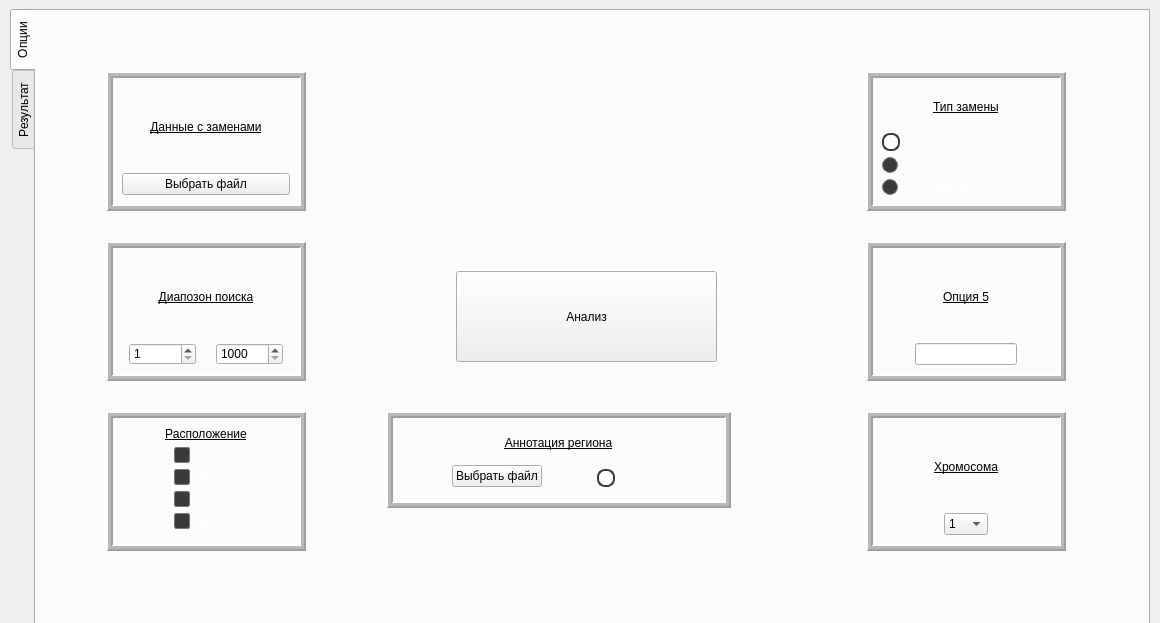
Above: windows/MAIN/mainwindow.ui from furanocoumarins/GCAT before the change. Below: the same form after it.
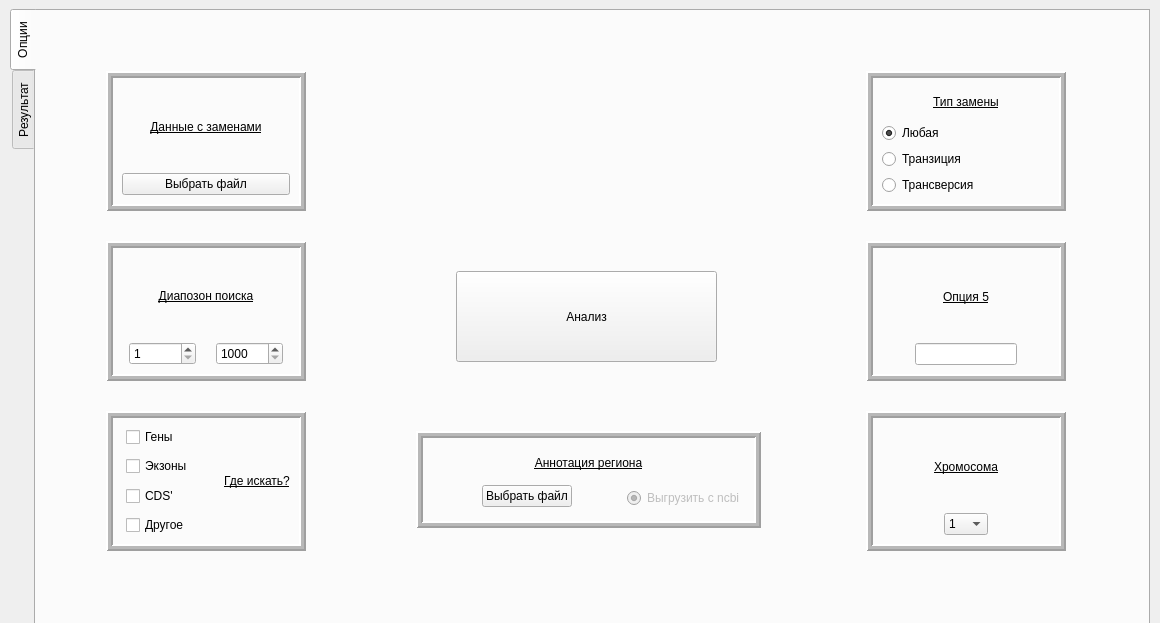
That is the form after the change. The open tabs and pages were chosen to show the change. Icons and pictures are not drawn.

Patch:
```diff
--- a/windows/MAIN/mainwindow.ui
+++ b/windows/MAIN/mainwindow.ui
@@ -30,50 +30,7 @@
     <normaloff>../../assets/icon.png</normaloff>../../assets/icon.png</iconset>
   </property>
   <property name="styleSheet">
-   <string notr="true">QCheckBox {
-    color: #ffffff;
-    spacing: 6px;
-}
-QCheckBox::indicator {
-    width: 14px;
-    height: 14px;
-    border: 1px solid #777777;
-    background-color: #3a3a3a;
-    border-radius: 2px;
-}
-QCheckBox::indicator:hover {
-    border: 1px solid #ffffff;
-    background-color: #4a4a4a;
-}
-QCheckBox::indicator:checked {
-    background-color: #ffffff;   
-    border: 2px solid #3a3a3a; 
-}
-QCheckBox::indicator:checked:hover {
-    background-color: #4a4a4a;
-    border: 1px solid #ffffff;
-}
-
-QRadioButton {
-    color: #ffffff;
-    spacing: 6px;
-}
-QRadioButton::indicator {
-    width: 14px;
-    height: 14px;
-    border: 1px solid #777777;
-	border-radius: 8px; 
-    background-color: #3a3a3a;
-}
-QRadioButton::indicator:hover {
-    border: 1px solid #ffffff;
-    background-color: #4a4a4a;
-}
-QRadioButton::indicator:checked {
-    background-color: #ffffff;   
-    border: 2px solid #3a3a3a; 
-}
-</string>
+   <string notr="true"/>
   </property>
   <widget class="QWidget" name="centralwidget">
    <layout class="QGridLayout" name="gridLayout_2">
@@ -157,16 +114,6 @@
          <number>3</number>
         </property>
         <layout class="QVBoxLayout" name="SourceOfSearch_lay">
-         <item>
-          <widget class="QLabel" name="SourceSDeearch_lay">
-           <property name="text">
-            <string>&lt;html&gt;&lt;head/&gt;&lt;body&gt;&lt;p align=&quot;center&quot;&gt;&lt;span style=&quot; text-decoration: underline;&quot;&gt;Расположение&lt;/span&gt;&lt;/p&gt;&lt;/body&gt;&lt;/html&gt;</string>
-           </property>
-           <property name="textFormat">
-            <enum>Qt::TextFormat::AutoText</enum>
-           </property>
-          </widget>
-         </item>
          <item>
           <layout class="QHBoxLayout" name="horizontalLayout">
            <property name="spacing">
@@ -194,6 +141,19 @@
                </property>
               </widget>
              </item>
+             <item>
+              <spacer name="verticalSpacer_3">
+               <property name="orientation">
+                <enum>Qt::Orientation::Vertical</enum>
+               </property>
+               <property name="sizeHint" stdset="0">
+                <size>
+                 <width>20</width>
+                 <height>40</height>
+                </size>
+               </property>
+              </spacer>
+             </item>
              <item>
               <widget class="QCheckBox" name="exonPLACE">
                <property name="text">
@@ -201,6 +161,19 @@
                </property>
               </widget>
              </item>
+             <item>
+              <spacer name="verticalSpacer_4">
+               <property name="orientation">
+                <enum>Qt::Orientation::Vertical</enum>
+               </property>
+               <property name="sizeHint" stdset="0">
+                <size>
+                 <width>20</width>
+                 <height>40</height>
+                </size>
+               </property>
+              </spacer>
+             </item>
              <item>
               <widget class="QCheckBox" name="cdsPLACE">
                <property name="text">
@@ -208,6 +181,19 @@
                </property>
               </widget>
              </item>
+             <item>
+              <spacer name="verticalSpacer_5">
+               <property name="orientation">
+                <enum>Qt::Orientation::Vertical</enum>
+               </property>
+               <property name="sizeHint" stdset="0">
+                <size>
+                 <width>20</width>
+                 <height>40</height>
+                </size>
+               </property>
+              </spacer>
+             </item>
              <item>
               <widget class="QCheckBox" name="otherPLACE">
                <property name="text">
@@ -230,6 +216,16 @@
              </property>
             </spacer>
            </item>
+           <item>
+            <widget class="QLabel" name="SourceSDeearch_lay">
+             <property name="text">
+              <string>&lt;html&gt;&lt;head/&gt;&lt;body&gt;&lt;p align=&quot;center&quot;&gt;&lt;span style=&quot; text-decoration: underline;&quot;&gt;Где искать?&lt;/span&gt;&lt;/p&gt;&lt;/body&gt;&lt;/html&gt;</string>
+             </property>
+             <property name="textFormat">
+              <enum>Qt::TextFormat::AutoText</enum>
+             </property>
+            </widget>
+           </item>
           </layout>
          </item>
          <item>
@@ -739,8 +735,8 @@
        <widget class="QFrame" name="Anatation_options">
         <property name="geometry">
          <rect>
-          <x>350</x>
-          <y>400</y>
+          <x>380</x>
+          <y>420</y>
           <width>345</width>
           <height>97</height>
          </rect>
```
Left out of the diff: 5 changed lines with no effect on the pictures.
